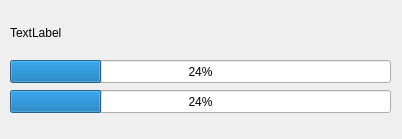
The window that ui/update_window.ui (badcast/adskiller) describes before a commit, drawn with Qt 5.
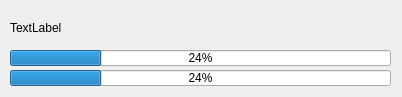
The same window after the commit.

```diff
--- a/ui/update_window.ui
+++ b/ui/update_window.ui
@@ -10,7 +10,7 @@
     <x>0</x>
     <y>0</y>
     <width>402</width>
-    <height>139</height>
+    <height>97</height>
    </rect>
   </property>
   <property name="acceptDrops">
@@ -26,7 +26,7 @@
       <x>10</x>
       <y>7</y>
       <width>381</width>
-      <height>51</height>
+      <height>41</height>
      </rect>
     </property>
     <property name="text">
@@ -37,9 +37,9 @@
     <property name="geometry">
      <rect>
       <x>10</x>
-      <y>60</y>
+      <y>50</y>
       <width>381</width>
-      <height>23</height>
+      <height>16</height>
      </rect>
     </property>
     <property name="value">
@@ -50,9 +50,9 @@
     <property name="geometry">
      <rect>
       <x>10</x>
-      <y>90</y>
+      <y>70</y>
       <width>381</width>
-      <height>23</height>
+      <height>16</height>
      </rect>
     </property>
     <property name="value">
```
